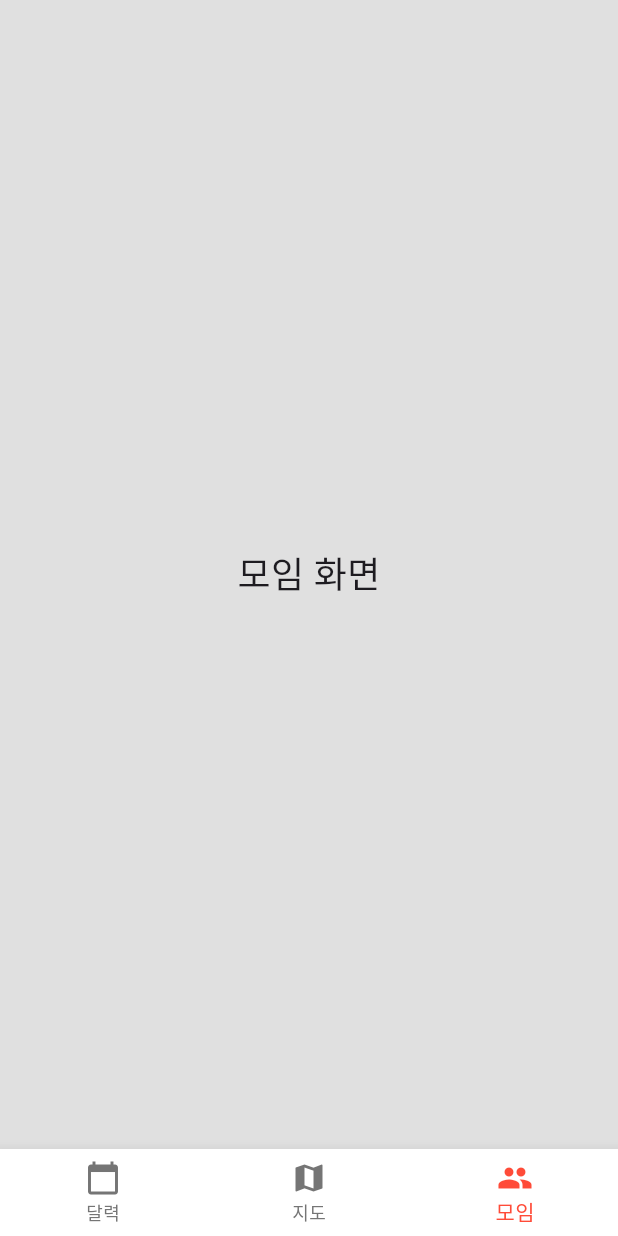
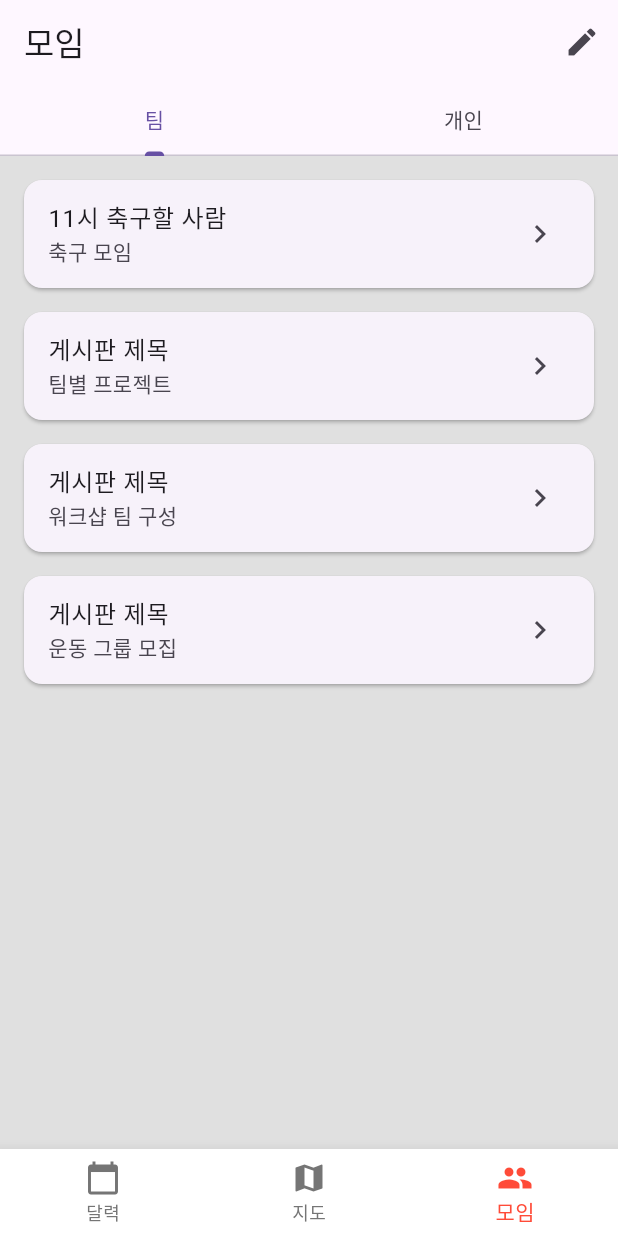
Before and after one commit to smu-flutter-project/smu_sports_matching, a Flutter app: the RootScreen screen opened by its route, item 3 of the bottom bar chosen, on a phone screen of 412 x 824 dp. Run offline on Flutter 3.47's test engine with Material 3 defaults, Android fonts, the phone set to English and light mode, and no system bars; our stand-ins replace go_router, google_maps_flutter.

Commit message:
Feat.meetscreen

```diff
--- /dev/null
+++ b/lib/screen/meet_screen.dart
@@ -0,0 +1,107 @@
+import 'package:flutter/material.dart';
+import 'package:smu_flutter/screen/components/write_screen.dart';
+import 'package:smu_flutter/screen/components/chat_screen.dart';
+
+class MeetScreen extends StatefulWidget {
+  const MeetScreen({Key? key}) : super(key: key);
+
+  @override
+  State<MeetScreen> createState() => _MeetScreenState();
+}
+
+class _MeetScreenState extends State<MeetScreen> with SingleTickerProviderStateMixin {
+  late TabController _tabController;
+
+  @override
+  void initState() {
+    super.initState();
+    _tabController = TabController(length: 2, vsync: this);
+  }
+
+  @override
+  void dispose() {
+    _tabController.dispose();
+    super.dispose();
+  }
+
+  @override
+  Widget build(BuildContext context) {
+    return Scaffold(
+      appBar: AppBar(
+        title: Text('모임'),
+        bottom: TabBar(
+          controller: _tabController,
+          tabs: const [
+            Tab(text: '팀'),
+            Tab(text: '개인'),
+          ],
+        ),
+        actions: [
+          IconButton( // 글쓰기 버튼
+            icon: const Icon(Icons.edit),
+            onPressed: () {
+              Navigator.push(
+                context,
+                MaterialPageRoute(  // 글쓰기 화면으로 전환
+                  builder: (context) => const WriteScreen(),
+                ),
+              );
+            },
+          ),
+        ],
+      ),
+      body: TabBarView(
+        controller: _tabController,
+        children: [
+          // 팀 화면
+          _buildTeamTab(),
+          // 개인 화면
+          _buildIndividualTab(),
+        ],
+      ),
+    );
+  }
+
+  Widget _buildTeamTab() {
+    return ListView(
+      padding: const EdgeInsets.all(16.0),
+      children: [
+        _buildMeetingCard('11시 축구할 사람', '축구 모임'),
+        _buildMeetingCard('게시판 제목', '팀별 프로젝트'),
+        _buildMeetingCard('게시판 제목', '워크샵 팀 구성'),
+        _buildMeetingCard('게시판 제목', '운동 그룹 모집'),
+      ],
+    );
+  }
+
+  Widget _buildIndividualTab() {
+    return ListView(
+      padding: const EdgeInsets.all(16.0),
+      children: [
+        _buildMeetingCard('11/11 14시 현용찬 회의', '회의 및 개인 프로젝트'),
+        _buildMeetingCard('11/20 16시 개인 회의', '프로젝트 회의'),
+        _buildMeetingCard('12/01 13시 개인 PT', 'PT 세션 예약'),
+        _buildMeetingCard('12/05 10시 자율 회의', '개인 일정 관리'),
+      ],
+    );
+  }
+
+  Widget _buildMeetingCard(String title, String subtitle) {
+    return Card(
+      margin: const EdgeInsets.only(bottom: 16.0),
+      child: ListTile(
+        title: Text(title),
+        subtitle: Text(subtitle),
+        trailing: const Icon(Icons.chevron_right),
+        onTap: () {
+          Navigator.push(
+            context,
+            MaterialPageRoute( // 채팅 화면으로 이동
+              builder: (context) => const ChatScreen(),
+            ),
+          );
+        },
+      ),
+    );
+  }
+}
--- a/lib/screen/root_screen.dart
+++ b/lib/screen/root_screen.dart
@@ -1,6 +1,7 @@
 import 'package:flutter/material.dart';
 import 'dart:math';
 import 'package:smu_flutter/screen/map_screen.dart';
+import 'package:smu_flutter/screen/meet_screen.dart';
 
 class RootScreen extends StatefulWidget {
   const RootScreen({Key? key}) : super(key: key);
@@ -47,7 +48,7 @@ class _RootScreenState extends State<RootScreen> with TickerProviderStateMixin {
     return [
       Center(child: Text('달력 화면', style: TextStyle(fontSize: 24))), // 달력
       const MapScreen(), // 지도 페이지!
-      Center(child: Text('모임 화면', style: TextStyle(fontSize: 24))), // 모임
+      const MeetScreen(), // 모임
     ];
   }
 
```
Also changed, not shown: lib/screen/components/chat_screen.dart (added, +52 -0 lines), lib/screen/components/write_screen.dart (added, +38 -0 lines).
